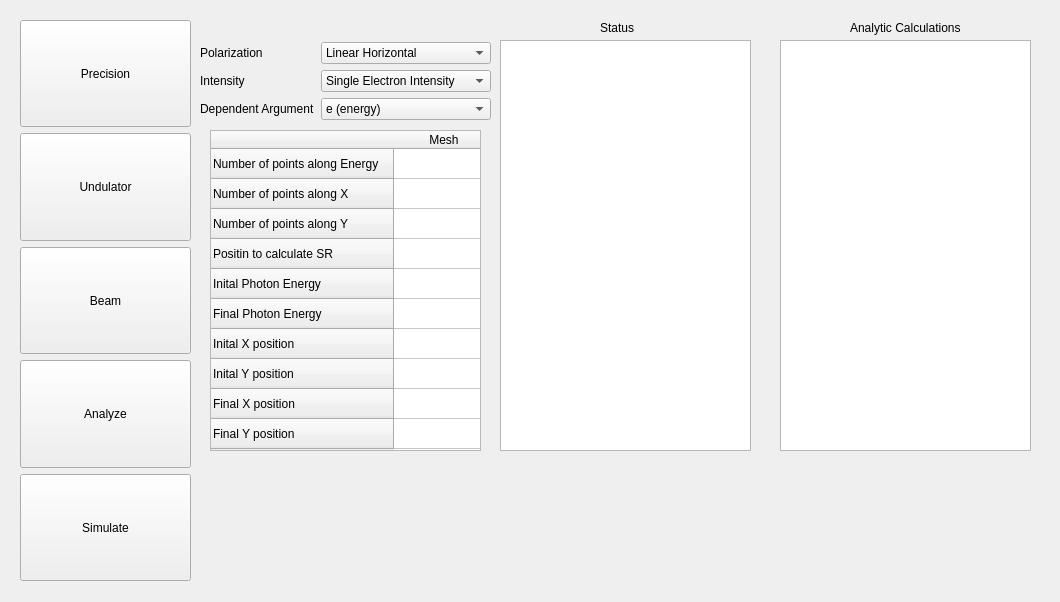
Before: the Qt Designer form radtrack/ui/newsrw.ui in aerosadegh/radtrack, drawn with Qt 5.
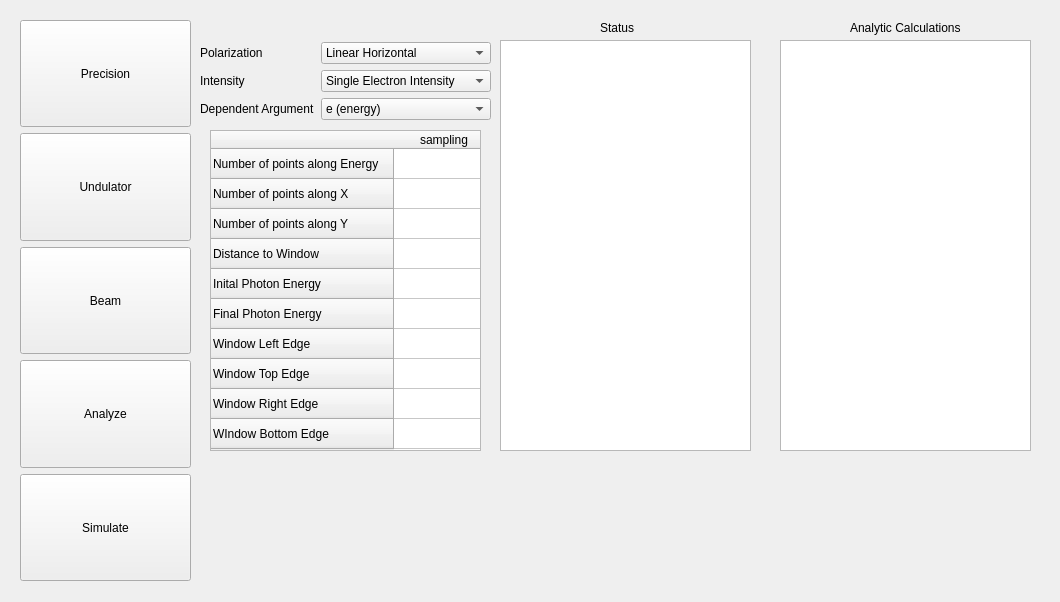
After: the same form once the commit is applied.

```diff
--- a/radtrack/ui/newsrw.ui
+++ b/radtrack/ui/newsrw.ui
@@ -272,7 +272,7 @@
    </row>
    <row>
     <property name="text">
-     <string>Positin to calculate SR</string>
+     <string>Distance to Window</string>
     </property>
    </row>
    <row>
@@ -287,27 +287,27 @@
    </row>
    <row>
     <property name="text">
-     <string>Inital X position</string>
+     <string>Window Left Edge</string>
     </property>
    </row>
    <row>
     <property name="text">
-     <string>Inital Y position</string>
+     <string>Window Top Edge</string>
     </property>
    </row>
    <row>
     <property name="text">
-     <string>Final X position</string>
+     <string>Window Right Edge</string>
     </property>
    </row>
    <row>
     <property name="text">
-     <string>Final Y position</string>
+     <string>WIndow Bottom Edge</string>
     </property>
    </row>
    <column>
     <property name="text">
-     <string>Mesh</string>
+     <string>sampling</string>
     </property>
    </column>
   </widget>
```
Left out of the diff: 17 changed lines with no effect on the pictures.
